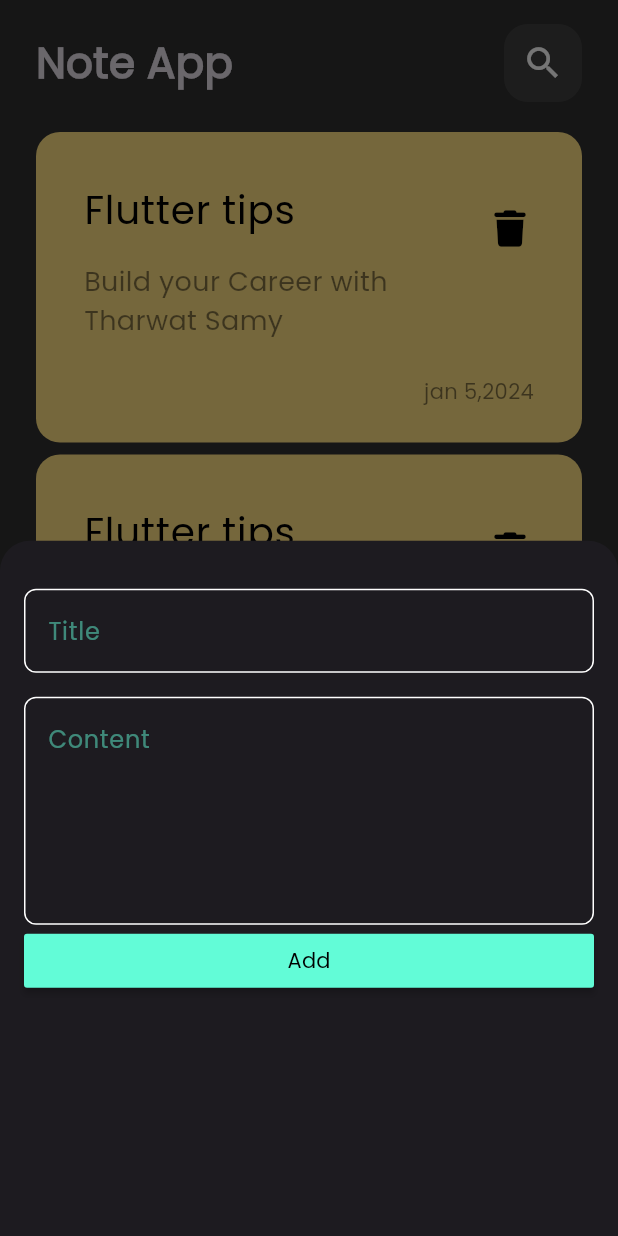
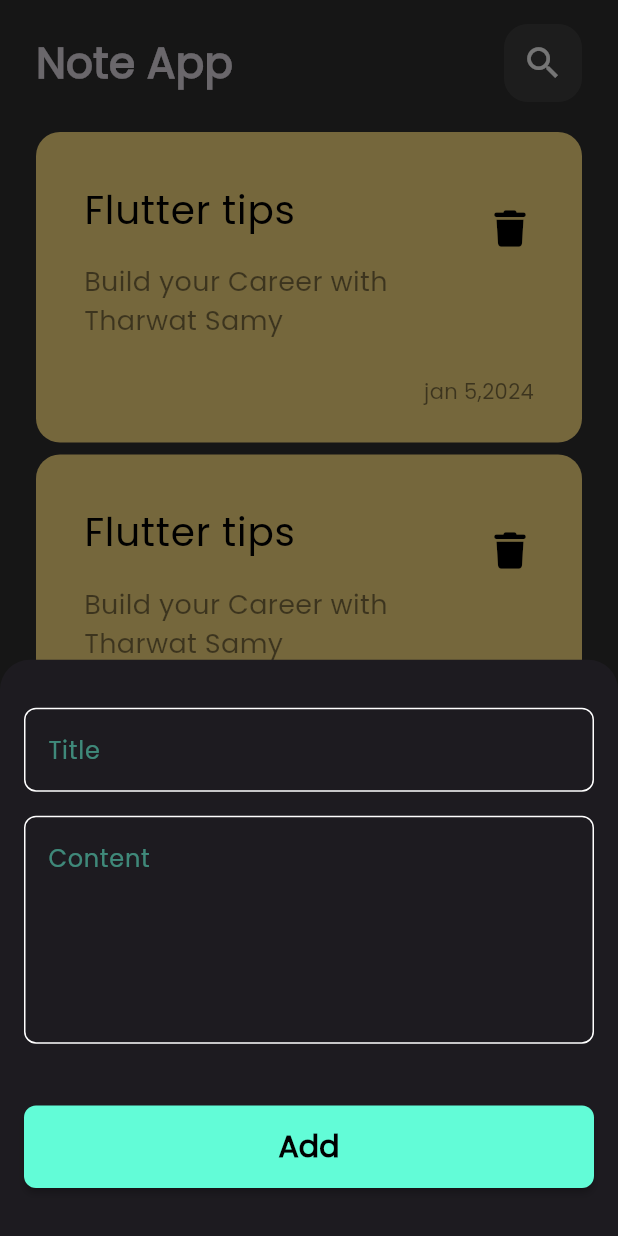
Before and after one commit to OmarWaled21/note_app, a Flutter app: the screen it shows after launch, after a tap on the "add" icon, on a phone screen of 412 x 824 dp. Run offline on Flutter 3.47's test engine with Material 3 defaults, Android fonts, the phone set to English and light mode, and no system bars; our stand-ins replace font_awesome_flutter.

Commit message:
finish ui notes bottom sheet

```diff
--- a/lib/views/notes/widgets/add_note_bottom_sheet.dart
+++ b/lib/views/notes/widgets/add_note_bottom_sheet.dart
@@ -1,6 +1,6 @@
 import 'package:flutter/material.dart';
-import 'package:note_app_training/constants/colors.dart';
 import 'package:note_app_training/constants/media_query_values_extintions.dart';
+import 'package:note_app_training/views/notes/widgets/custom_button.dart';
 import 'package:note_app_training/views/notes/widgets/custom_text_field.dart';
 
 class AddNoteButtonSheet extends StatelessWidget {
@@ -8,31 +8,19 @@ class AddNoteButtonSheet extends StatelessWidget {
 
   @override
   Widget build(BuildContext context) {
-    return const Padding(
-      padding: EdgeInsets.symmetric(vertical: 32, horizontal: 16),
-      child: Column(
-        children: [
-          CustomTextField(hint: 'Title', maxLines: 1),
-          SizedBox(height: 16),
-          CustomTextField(hint: 'Content', maxLines: 5),
-          CustomBotton(),
-        ],
+    return Padding(
+      padding: const EdgeInsets.symmetric(vertical: 32, horizontal: 16),
+      child: SingleChildScrollView(
+        child: Column(
+          children: [
+            const CustomTextField(hint: 'Title', maxLines: 1),
+            const SizedBox(height: 16),
+            const CustomTextField(hint: 'Content', maxLines: 5),
+            SizedBox(height: context.screenHeight * 0.05),
+            const CustomBotton(),
+          ],
+        ),
       ),
     );
   }
 }
-
-class CustomBotton extends StatelessWidget {
-  const CustomBotton({super.key});
-
-  @override
-  Widget build(BuildContext context) {
-    return MaterialButton(
-      minWidth: context.screenWidth,
-      color: kCyanColor,
-      textColor: Colors.black,
-      onPressed: () {},
-      child: const Text('Add'),
-    );
-  }
-}
--- /dev/null
+++ b/lib/views/notes/widgets/custom_button.dart
@@ -0,0 +1,27 @@
+import 'package:flutter/material.dart';
+import 'package:note_app_training/constants/colors.dart';
+import 'package:note_app_training/constants/media_query_values_extintions.dart';
+
+class CustomBotton extends StatelessWidget {
+  const CustomBotton({super.key});
+
+  @override
+  Widget build(BuildContext context) {
+    return MaterialButton(
+      height: 55,
+      shape: RoundedRectangleBorder(borderRadius: BorderRadius.circular(8)),
+      minWidth: context.screenWidth,
+      color: kCyanColor,
+      textColor: Colors.black,
+      onPressed: () {},
+      child: const Text(
+        'Add',
+        style: TextStyle(
+          color: Colors.black,
+          fontSize: 20,
+          fontWeight: FontWeight.bold,
+        ),
+      ),
+    );
+  }
+}
```
